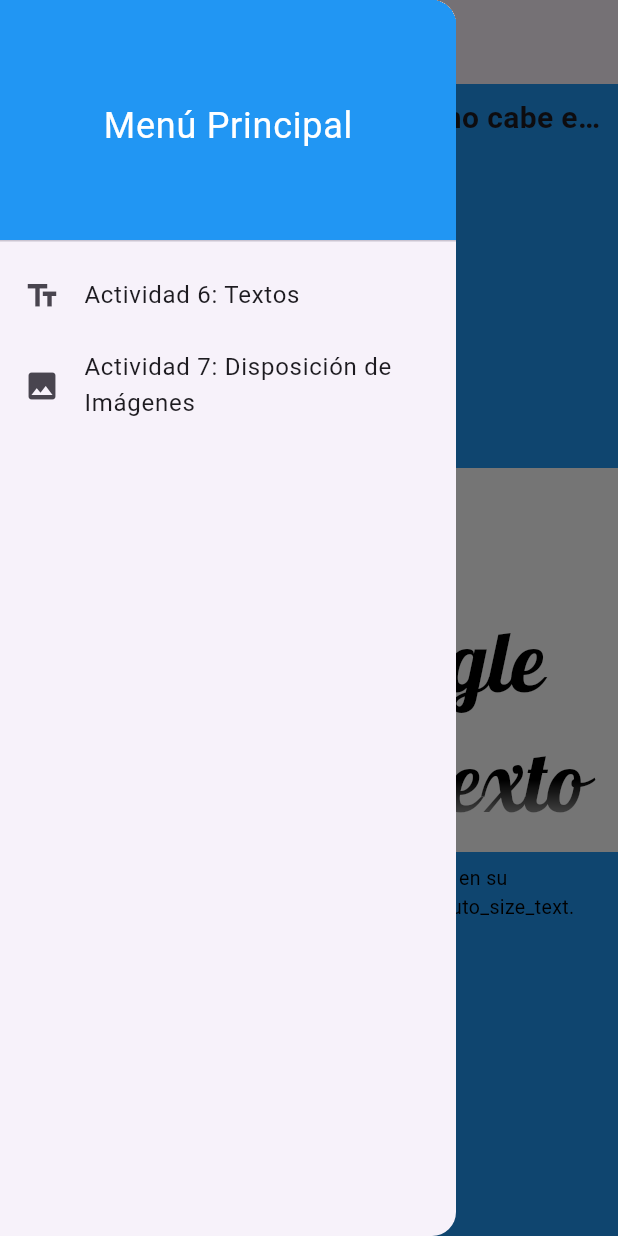
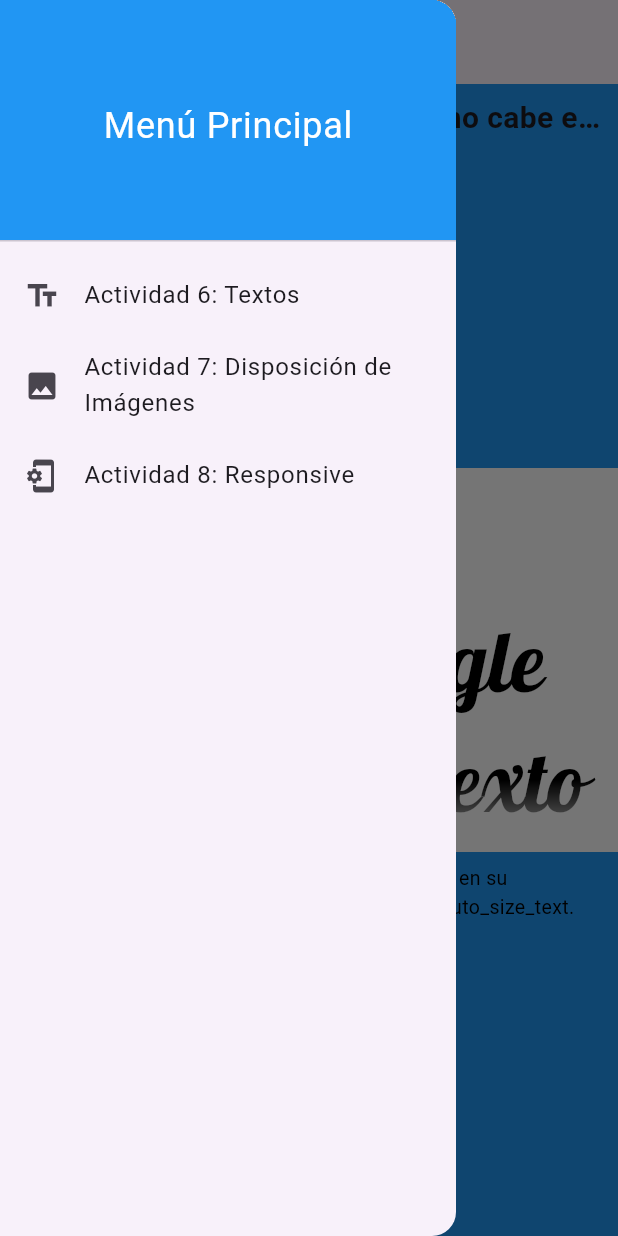
Before and after one commit to JuanAndresGasparMaldonado/JuanAndres_PMDM, a Flutter app: the screen it shows after launch, with the side drawer open, on a phone screen of 412 x 824 dp. Run offline on Flutter 3.47's test engine with Material 3 defaults, Android fonts, the phone set to English and light mode, and no system bars; drawn by our look-alikes of auto_size_text; our stand-ins replace google_fonts; Roboto replaces fonts that are missing (Times New Roman).

Commit message:
Ejercicio 8

```diff
--- a/actividad2/activdad2/lib/main.dart
+++ b/actividad2/activdad2/lib/main.dart
@@ -1,54 +1,81 @@
 import 'package:flutter/material.dart';
-// Importamos nuestras pantallas (las que creamos para las actividades)
+// Importamos las pantallas que usaremos
 import 'screens/pantalla_textos.dart';
 import 'screens/pantalla_disposicion.dart';
+// NUEVO: Importamos la pantalla de la Actividad 8
+import 'screens/pantalla_actividad8.dart';
 
+// El punto de entrada principal de la aplicación
 void main() {
   runApp(const MyApp());
 }
-// Esta clase representa toda la aplicación
+
+// MyApp es el widget raíz de la aplicación
 class MyApp extends StatelessWidget {
   const MyApp({super.key});
 
   @override
   Widget build(BuildContext context) {
+    // MaterialApp configura la aplicación principal (tema, pantalla inicial, etc.)
     return MaterialApp(
-      title: 'App con Drawer - Actividades 6 y 7',
-      theme: ThemeData(primarySwatch: Colors.blue),
-      home: const HomeScreen(),
+      title: 'Actividad 2 con Drawer', // Título que se muestra en la multitarea
+      theme: ThemeData(
+        // Tema básico de la aplicación
+        colorScheme: ColorScheme.fromSeed(seedColor: Colors.deepPurple),
+        useMaterial3: true,
+      ),
+      // La pantalla inicial será MyHomePage
+      home: const MyHomePage(),
+      // Desactivamos el banner de "debug"
+      debugShowCheckedModeBanner: false,
     );
   }
 }
-// Esta clase contiene la estructura principal, la pantalla y el menú lateral
-class HomeScreen extends StatefulWidget {
-  const HomeScreen({super.key});
+
+// MyHomePage es el widget principal con estado (puede cambiar)
+class MyHomePage extends StatefulWidget {
+  const MyHomePage({super.key});
 
   @override
-  State<HomeScreen> createState() => _HomeScreenState();
+  State<MyHomePage> createState() => _MyHomePageState();
 }
-// Esta clase controla el cambio de pantallas en el Drawer
-class _HomeScreenState extends State<HomeScreen> {
+
+// _MyHomePageState contiene el estado y la lógica de MyHomePage
+class _MyHomePageState extends State<MyHomePage> {
+  // Índice de la pantalla seleccionada actualmente (empieza en 0)
   int _selectedIndex = 0;
 
-  final List<Widget> _screens = const [
-    PantallaTextos(),
-    PantallaDisposicion(),
+  // Lista de widgets (pantallas) que se pueden mostrar en el body
+  // Cada elemento corresponde a una opción del menú
+  final List<Widget> _screens = [
+    const PantallaTextos(),       // Índice 0 (Actividad 6)
+    const PantallaDisposicion(), // Índice 1 (Actividad 7)
+    // NUEVO: Añadimos la pantalla de la Actividad 8
+    const PantallaActividad8(),  // Índice 2 (Actividad 8)
   ];
 
-  final List<String> _titles = const [
-    'Actividad 6 - Textos',
-    'Actividad 7 - Disposición de Imágenes',
+  // Lista de títulos para la AppBar, correspondientes a cada pantalla
+  final List<String> _titles = [
+    'Actividad 6: Textos',
+    'Actividad 7: Disposición de Imágenes',
+    // ***** NUEVO: Añadimos el título para la Actividad 8 *****
+    'Actividad 8: Responsive',
   ];
 
   @override
   Widget build(BuildContext context) {
+    // Scaffold es la estructura básica de la página (AppBar, Drawer, Body)
     return Scaffold(
+      // La barra superior, su título cambia según la pantalla seleccionada
       appBar: AppBar(title: Text(_titles[_selectedIndex])),
+
       // Este drawer es el menú lateral que se abre deslizando o tocando el menú hamburguesa
       drawer: Drawer(
         child: ListView(
+          // Quitamos el padding superior por defecto del ListView
           padding: EdgeInsets.zero,
           children: [
+            // Cabecera del Drawer
             const DrawerHeader(
               decoration: BoxDecoration(color: Colors.blue),
               child: Center(
@@ -58,27 +85,44 @@
                 ),
               ),
             ),
-            // Esta es opción 1 del Drawer, la actividad 6
+
+            // Opción 1 del Drawer: Actividad 6 (Índice 0)
             ListTile(
-              leading: const Icon(Icons.text_fields),
-              title: const Text('Actividad 6: Textos'),
+              leading: const Icon(Icons.text_fields), // Icono a la izquierda
+              title: const Text('Actividad 6: Textos'), // Texto de la opción
               onTap: () {
-                setState(() => _selectedIndex = 0);
-                Navigator.pop(context);
+                // Cuando se toca esta opción:
+                setState(() => _selectedIndex = 0); // Cambia el índice seleccionado a 0
+                Navigator.pop(context); // Cierra el Drawer
               },
             ),
-             // Esta es la opción 2 del Drawer, la actividad 7
+
+            // Opción 2 del Drawer: Actividad 7 (Índice 1)
             ListTile(
               leading: const Icon(Icons.image),
               title: const Text('Actividad 7: Disposición de Imágenes'),
               onTap: () {
-                setState(() => _selectedIndex = 1);
-                Navigator.pop(context);
+                // Cuando se toca esta opción:
+                setState(() => _selectedIndex = 1); // Cambia el índice seleccionado a 1
+                Navigator.pop(context); // Cierra el Drawer
+              },
+            ),
+
+            // NUEVO: Opción 3 del Drawer: Actividad 8 (Índice 2)
+            ListTile(
+              leading: const Icon(Icons.phonelink_setup), // Icono para responsive
+              title: const Text('Actividad 8: Responsive'), // Texto
+              onTap: () {
+                // Cuando se toca esta opción:
+                setState(() => _selectedIndex = 2); // Cambia el índice seleccionado a 2
+                Navigator.pop(context); // Cierra el Drawer
               },
             ),
           ],
         ),
       ),
+
+      // El cuerpo principal de la pantalla, muestra el widget correspondiente al _selectedIndex
       body: _screens[_selectedIndex],
     );
   }
--- a/actividad2/activdad2/pubspec.yaml
+++ b/actividad2/activdad2/pubspec.yaml
@@ -64,6 +64,9 @@
     - assets/image1.jpg
     - assets/image2.jpg
     - assets/image3.jpg
+    - assets/image4.jpg
+    - assets/image5.jpg
+    - assets/image6.jpg
 
   # An image asset can refer to one or more resolution-specific "variants", see
   # https://flutter.dev/to/resolution-aware-images
```
Also changed, not shown: actividad2/activdad2/lib/screens/pantalla_actividad8.dart (added, +147 -0 lines), actividad2/activdad2/assets/image4.jpg (added), actividad2/activdad2/assets/image5.jpg (added), actividad2/activdad2/assets/image6.jpg (added).
